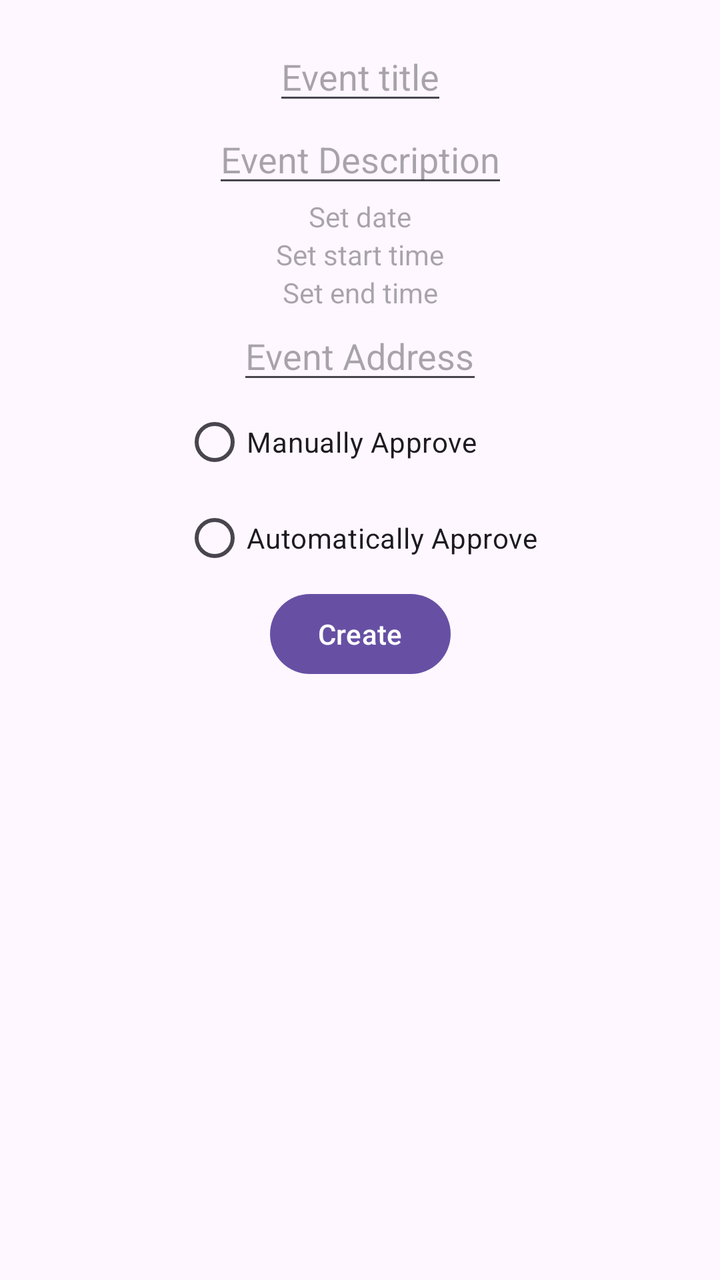
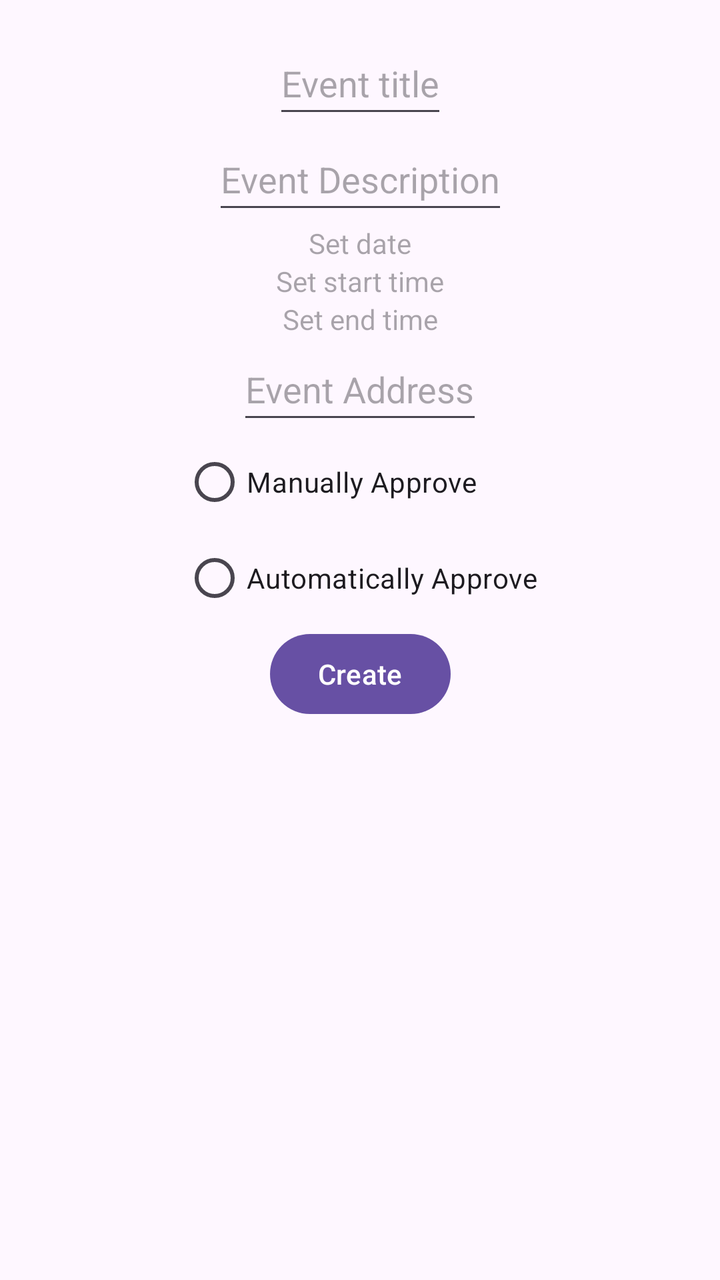

Compare the two renders of this Android layout. The source of the first and the diff that turns it into the second are given below.
<!-- AndroidManifest.xml: application theme Theme.Projectgroup32 -->
<!-- res/layout/activity_create_event.xml -->
<?xml version="1.0" encoding="utf-8"?>
<androidx.constraintlayout.widget.ConstraintLayout xmlns:android="http://schemas.android.com/apk/res/android"
    xmlns:app="http://schemas.android.com/apk/res-auto"
    xmlns:tools="http://schemas.android.com/tools"
    android:id="@+id/main"
    android:layout_width="match_parent"
    android:layout_height="match_parent"
    android:layout_marginTop="10dp"
    tools:context=".CreateEventActivity">

    <EditText
        android:id="@+id/title"
        android:layout_width="wrap_content"
        android:layout_height="wrap_content"
        android:layout_marginTop="16dp"
        android:hint="Event title"
        android:inputType="text"
        app:layout_constraintEnd_toEndOf="parent"
        app:layout_constraintHorizontal_bias="0.501"
        app:layout_constraintStart_toStartOf="parent"
        app:layout_constraintTop_toTopOf="parent" />

    <EditText
        android:id="@+id/description"
        android:layout_width="wrap_content"
        android:layout_height="wrap_content"
        android:hint="Event Description"
        android:inputType="text"
        app:layout_constraintStart_toStartOf="parent"
        app:layout_constraintEnd_toEndOf="parent"
        app:layout_constraintTop_toBottomOf="@+id/title" />


    <TextView
        android:id="@+id/date"
        android:layout_width="wrap_content"
        android:layout_height="wrap_content"
        android:hint="Set date"
        app:layout_constraintStart_toStartOf="parent"
        app:layout_constraintEnd_toEndOf="parent"
        app:layout_constraintTop_toBottomOf="@+id/description" />

    <TextView
        android:id="@+id/start_time"
        android:layout_width="wrap_content"
        android:layout_height="wrap_content"
        android:hint="Set start time"
        app:layout_constraintStart_toStartOf="parent"
        app:layout_constraintEnd_toEndOf="parent"
        app:layout_constraintTop_toBottomOf="@+id/date" />

    <TextView
        android:id="@+id/end_time"
        android:layout_width="wrap_content"
        android:layout_height="wrap_content"
        android:hint="Set end time"
        app:layout_constraintStart_toStartOf="parent"
        app:layout_constraintEnd_toEndOf="parent"
        app:layout_constraintTop_toBottomOf="@+id/start_time" />

    <EditText
        android:id="@+id/address"
        android:layout_width="wrap_content"
        android:layout_height="wrap_content"
        android:hint="Event Address"
        android:inputType="text"
        app:layout_constraintEnd_toEndOf="parent"
        app:layout_constraintStart_toStartOf="parent"
        app:layout_constraintTop_toBottomOf="@+id/end_time" />

    <RadioGroup
        android:id="@+id/radioGroup"
        android:layout_width="wrap_content"
        android:layout_height="wrap_content"
        app:layout_constraintStart_toStartOf="parent"
        app:layout_constraintEnd_toEndOf="parent"
        app:layout_constraintTop_toBottomOf="@+id/address">

        <RadioButton
            android:id="@+id/manualRB"
            android:layout_width="wrap_content"
            android:layout_height="wrap_content"
            app:layout_constraintStart_toStartOf="parent"
            app:layout_constraintEnd_toEndOf="parent"
            android:text="Manually Approve" />

        <RadioButton
            android:id="@+id/autoRB"
            android:layout_width="wrap_content"
            android:layout_height="wrap_content"
            app:layout_constraintStart_toStartOf="parent"
            app:layout_constraintEnd_toEndOf="parent"
            android:text="Automatically Approve"/>

    </RadioGroup>


    <Button
        android:id="@+id/create_submit"
        android:layout_width="wrap_content"
        android:layout_height="wrap_content"
        android:text="Create"
        app:layout_constraintEnd_toEndOf="parent"
        app:layout_constraintStart_toStartOf="parent"
        app:layout_constraintTop_toBottomOf="@+id/radioGroup" />

</androidx.constraintlayout.widget.ConstraintLayout>
<!-- resources referenced by this layout -->
<resources>
  <style name="Theme.Projectgroup32" parent="Base.Theme.Projectgroup32" />
  <style name="Base.Theme.Projectgroup32" parent="Theme.Material3.DayNight.NoActionBar">
          
          
      </style>
</resources>

<!-- the commit's change to res/layout/activity_create_event.xml (unified diff, before → after) -->
@@ -13,8 +13,10 @@
         android:layout_width="wrap_content"
         android:layout_height="wrap_content"
         android:layout_marginTop="16dp"
+        android:autofillHints=""
         android:hint="Event title"
         android:inputType="text"
+        android:minHeight="48dp"
         app:layout_constraintEnd_toEndOf="parent"
         app:layout_constraintHorizontal_bias="0.501"
         app:layout_constraintStart_toStartOf="parent"
@@ -24,10 +26,12 @@
         android:id="@+id/description"
         android:layout_width="wrap_content"
         android:layout_height="wrap_content"
+        android:autofillHints=""
         android:hint="Event Description"
         android:inputType="text"
+        android:minHeight="48dp"
+        app:layout_constraintEnd_toEndOf="parent"
         app:layout_constraintStart_toStartOf="parent"
-        app:layout_constraintEnd_toEndOf="parent"
         app:layout_constraintTop_toBottomOf="@+id/title" />
 
 
@@ -64,6 +68,7 @@
         android:layout_height="wrap_content"
         android:hint="Event Address"
         android:inputType="text"
+        android:minHeight="48dp"
         app:layout_constraintEnd_toEndOf="parent"
         app:layout_constraintStart_toStartOf="parent"
         app:layout_constraintTop_toBottomOf="@+id/end_time" />
